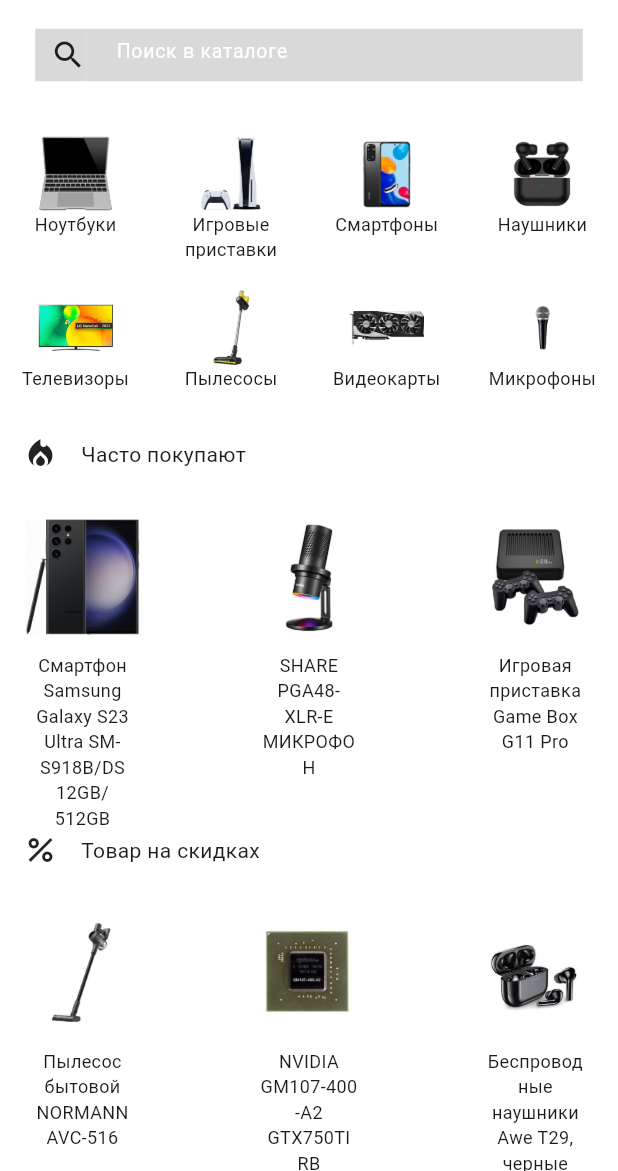
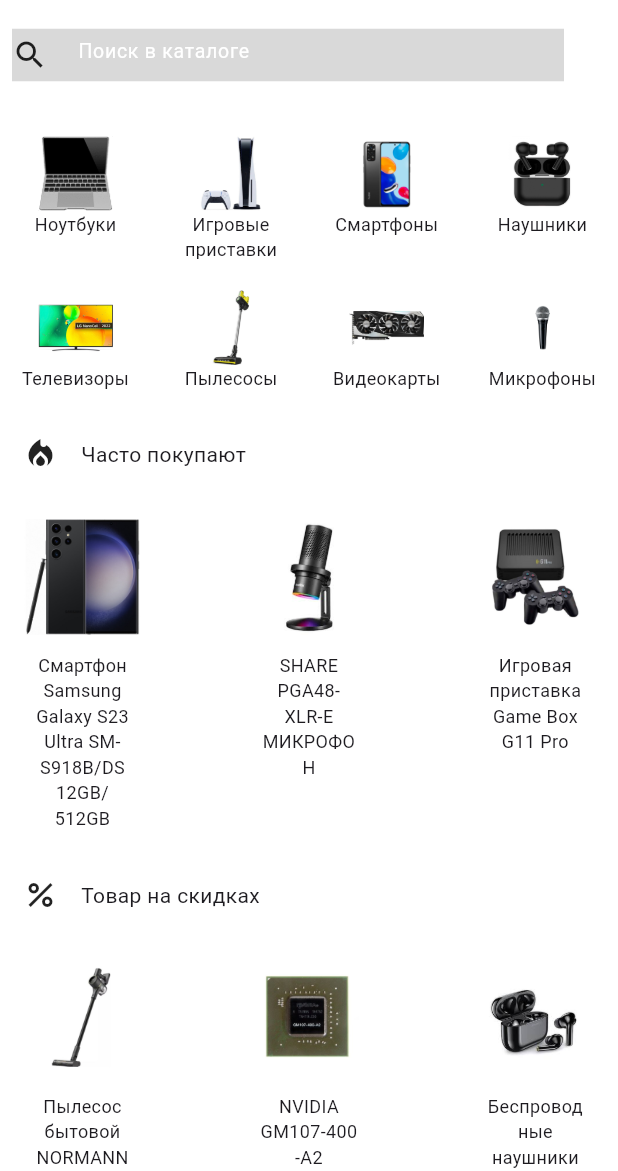
Before and after one commit to Mynameiswolf96/device_shop, a Flutter app: the screen it shows after launch, on a phone screen of 412 x 824 dp, the part 65-1236 px from its top. Run offline on Flutter 3.47's test engine with Material 3 defaults, Android fonts, the phone set to English and light mode, and no system bars.

Commit message:
add two paddings in discount and often buy catalogs

```diff
--- a/lib/device_shop.dart
+++ b/lib/device_shop.dart
@@ -22,7 +22,7 @@
             color: AppColor.purple,
           ),
         ),
-        elevation: 0,
+        scrolledUnderElevation: 0,
       ),
       body: Column(
         children: [
@@ -52,6 +52,9 @@
                   catalogName: AppText.nameOfFrequentlyPurchasedCatalog,
                 ),
                 OftenBuyCatalog(),
+                SizedBox(
+                  height: 30,
+                ),
                 CatalogRowWidget(
                   icon: Icons.percent,
                   catalogName: AppText.nameOfDiscountCatalog,
@@ -71,14 +74,14 @@
 
   @override
   Widget build(BuildContext context) {
-    return Row(
-      mainAxisAlignment: MainAxisAlignment.center,
+    return Padding(
+      padding: const EdgeInsets.only(left: 8),
+      child: Row(
         children: [
           const SizedBox(
             height: 48,
           ),
           Container(
-          padding: const EdgeInsets.only(left: 10),
             height: 35,
             color: AppColor.grey,
             child: const Icon(Icons.search),
@@ -87,7 +90,7 @@
             padding: const EdgeInsets.only(
               left: 20,
             ),
-          width: 331,
+            width: 344,
             height: 35,
             color: AppColor.grey,
             child: const TextField(
@@ -104,6 +107,7 @@
             ),
           ),
         ],
+      ),
     );
   }
 }
```
Lines whose indentation alone changed are shown as unchanged.
